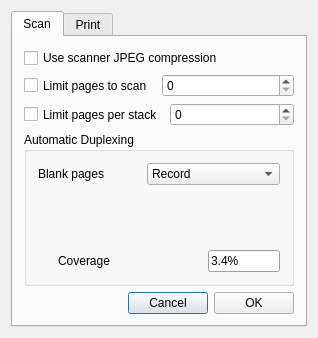
The window that options.ui (sjg20/paperman) describes before a commit, drawn with Qt 5.
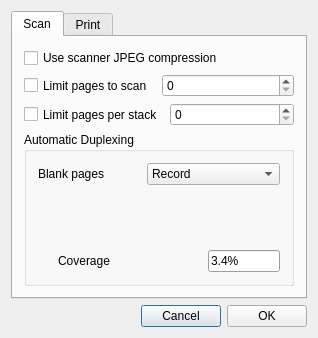
The same window after the commit. Custom widgets are drawn as their Qt base class.

Commit message:
options: Move the OK and cancel buttons out of the tabs
It is better to use the same buttons for all tabs, so make these buttons
independent of the QTabWidget

```diff
--- a/options.ui
+++ b/options.ui
@@ -13,7 +13,7 @@
   <property name="windowTitle">
    <string>Scan Options</string>
   </property>
-  <layout class="QHBoxLayout" name="horizontalLayout_2">
+  <layout class="QVBoxLayout" name="verticalLayout">
    <item>
     <widget class="QTabWidget" name="tabWidget">
      <property name="currentIndex">
@@ -611,6 +611,17 @@
            </layout>
           </widget>
          </item>
+        </layout>
+       </item>
+      </layout>
+     </widget>
+     <widget class="QWidget" name="print">
+      <attribute name="title">
+       <string>Print</string>
+      </attribute>
+     </widget>
+    </widget>
+   </item>
          <item>
           <layout class="QHBoxLayout">
            <item>
@@ -644,17 +655,6 @@
             </widget>
            </item>
           </layout>
-         </item>
-        </layout>
-       </item>
-      </layout>
-     </widget>
-     <widget class="QWidget" name="print">
-      <attribute name="title">
-       <string>Print</string>
-      </attribute>
-     </widget>
-    </widget>
    </item>
   </layout>
  </widget>
```
Lines whose indentation alone changed are shown as unchanged.
